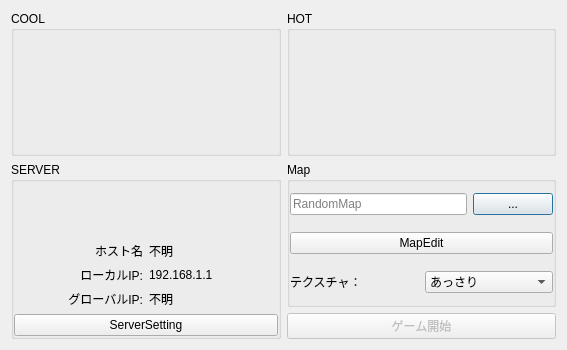
hal1437/AsahikawaProcon-Server, file startupdialog.ui: the form before one commit.
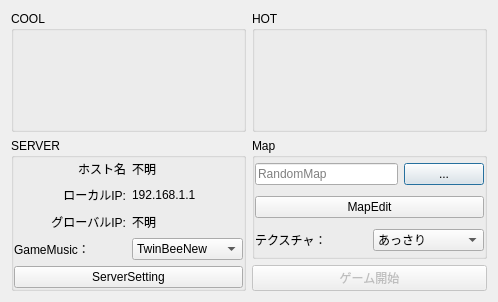
The form after the commit. Custom widgets are drawn as their Qt base class.

Commit message: [Added]can play music and optimized UI.

The edit to the form file:
```diff
--- a/startupdialog.ui
+++ b/startupdialog.ui
@@ -6,14 +6,14 @@
    <rect>
     <x>0</x>
     <y>0</y>
-    <width>567</width>
-    <height>350</height>
+    <width>498</width>
+    <height>302</height>
    </rect>
   </property>
   <property name="windowTitle">
    <string>Dialog</string>
   </property>
-  <layout class="QHBoxLayout" name="horizontalLayout_5">
+  <layout class="QVBoxLayout" name="verticalLayout">
    <item>
     <layout class="QGridLayout" name="gridLayout">
      <item row="0" column="2" colspan="2">
@@ -177,19 +177,6 @@
         <property name="bottomMargin">
          <number>0</number>
         </property>
-        <item>
-         <spacer name="verticalSpacer_3">
-          <property name="orientation">
-           <enum>Qt::Vertical</enum>
-          </property>
-          <property name="sizeHint" stdset="0">
-           <size>
-            <width>20</width>
-            <height>40</height>
-           </size>
-          </property>
-         </spacer>
-        </item>
         <item>
          <layout class="QGridLayout" name="gridLayout_2">
           <item row="2" column="1">
@@ -245,6 +232,31 @@
           </item>
          </layout>
         </item>
+        <item>
+         <layout class="QHBoxLayout" name="horizontalLayout">
+          <item>
+           <widget class="QLabel" name="label">
+            <property name="text">
+             <string>GameMusic：</string>
+            </property>
+           </widget>
+          </item>
+          <item>
+           <widget class="QComboBox" name="GameMusicCombo">
+            <item>
+             <property name="text">
+              <string>TwinBeeNew</string>
+             </property>
+            </item>
+            <item>
+             <property name="text">
+              <string>Necromancer</string>
+             </property>
+            </item>
+           </widget>
+          </item>
+         </layout>
+        </item>
         <item>
          <widget class="QPushButton" name="pushButton">
           <property name="text">
```
Left out of the diff: 91 changed lines with no effect on the pictures. The commit also changes 18 other files.
